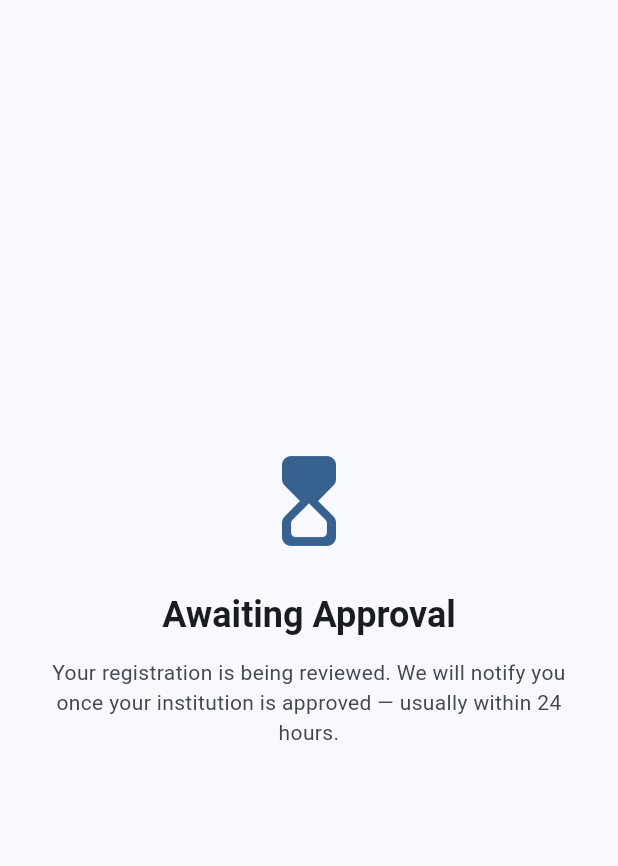
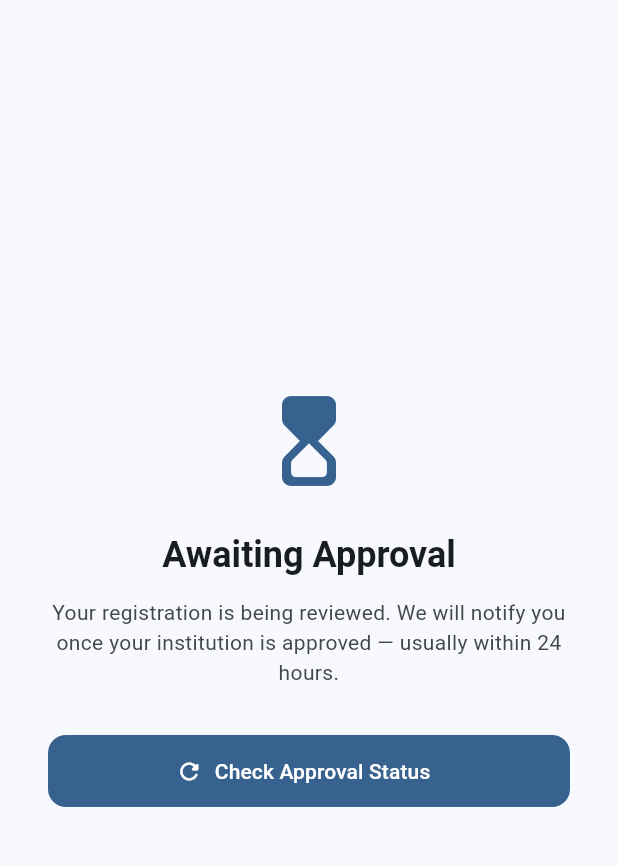
Before and after one commit to Croixfx/Findit, a Flutter app: the PendingApprovalScreen screen opened by its route, on a phone screen of 412 x 824 dp, the part 63-929 px from its top. Run offline on Flutter 3.47's test engine with Material 3 defaults, Android fonts, the phone set to English and light mode, and no system bars; our stand-ins replace cached_network_image, firebase_auth, firebase_core, image_picker; accounts and stored records are empty; network calls fail.

```diff
--- a/findit_app/lib/screens/admin/admin_dashboard_screen.dart
+++ b/findit_app/lib/screens/admin/admin_dashboard_screen.dart
@@ -446,7 +446,7 @@ class _OverviewTab extends StatelessWidget {
     return GridView.builder(
       padding: const EdgeInsets.all(16),
       gridDelegate: const SliverGridDelegateWithFixedCrossAxisCount(
-        crossAxisCount: 2, childAspectRatio: 1.4,
+        crossAxisCount: 2, childAspectRatio: 1.1,
         crossAxisSpacing: 12, mainAxisSpacing: 12,
       ),
       itemCount: entries.length,
--- a/findit_app/lib/screens/staff/pending_approval_screen.dart
+++ b/findit_app/lib/screens/staff/pending_approval_screen.dart
@@ -3,8 +3,24 @@ import 'package:provider/provider.dart';
 import '../../providers/auth_provider.dart';
 import '../auth/login_screen.dart';
 
-class PendingApprovalScreen extends StatelessWidget {
+class PendingApprovalScreen extends StatefulWidget {
   const PendingApprovalScreen({super.key});
+
+  @override
+  State<PendingApprovalScreen> createState() => _PendingApprovalScreenState();
+}
+
+class _PendingApprovalScreenState extends State<PendingApprovalScreen> {
+  bool _checking = false;
+
+  Future<void> _checkStatus() async {
+    setState(() => _checking = true);
+    try {
+      await context.read<FindItAuthProvider>().refreshInstitutionStatus();
+    } finally {
+      if (mounted) setState(() => _checking = false);
+    }
+  }
 
   @override
   Widget build(BuildContext context) {
@@ -67,6 +83,21 @@ class PendingApprovalScreen extends StatelessWidget {
                     .bodyMedium
                     ?.copyWith(color: cs.onSurfaceVariant),
               ),
+              if (!isSuspended) ...[
+                const SizedBox(height: 32),
+                _checking
+                    ? const CircularProgressIndicator()
+                    : FilledButton.icon(
+                        onPressed: _checkStatus,
+                        icon: const Icon(Icons.refresh_rounded),
+                        label: const Text('Check Approval Status'),
+                        style: FilledButton.styleFrom(
+                          minimumSize: const Size(double.infinity, 48),
+                          shape: RoundedRectangleBorder(
+                              borderRadius: BorderRadius.circular(12)),
+                        ),
+                      ),
+              ],
               if (institution?.name != null ||
                   institution?.contactEmail != null) ...[
                 const SizedBox(height: 32),
```
Also changed, not shown: findit_app/lib/providers/auth_provider.dart (+12 -0 lines).
